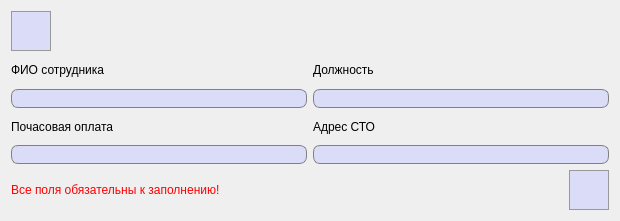
Before: the Qt Designer form UpdateEmployee.ui in FediiBohdan/TechService, drawn with Qt 5.
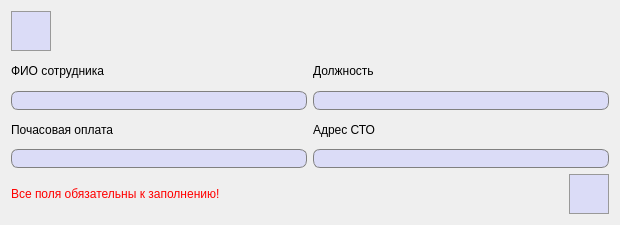
After: the same form once the commit is applied. Icons and pictures are not drawn.

Patch:
```diff
--- a/UpdateEmployee.ui
+++ b/UpdateEmployee.ui
@@ -7,7 +7,7 @@
     <x>0</x>
     <y>0</y>
     <width>620</width>
-    <height>221</height>
+    <height>225</height>
    </rect>
   </property>
   <property name="windowTitle">
@@ -109,6 +109,9 @@
        <height>27</height>
       </size>
      </property>
+     <property name="autoDefault">
+      <bool>false</bool>
+     </property>
     </widget>
    </item>
    <item row="1" column="0" colspan="3">
```
Left out of the diff: 3 changed lines with no effect on the pictures.
